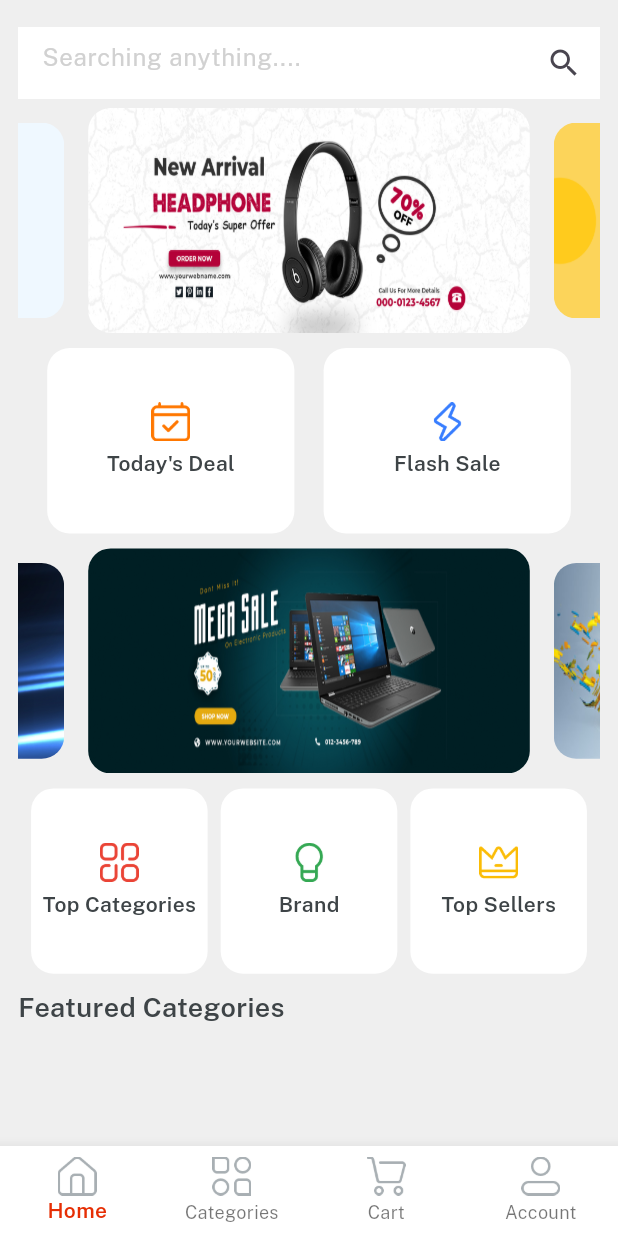
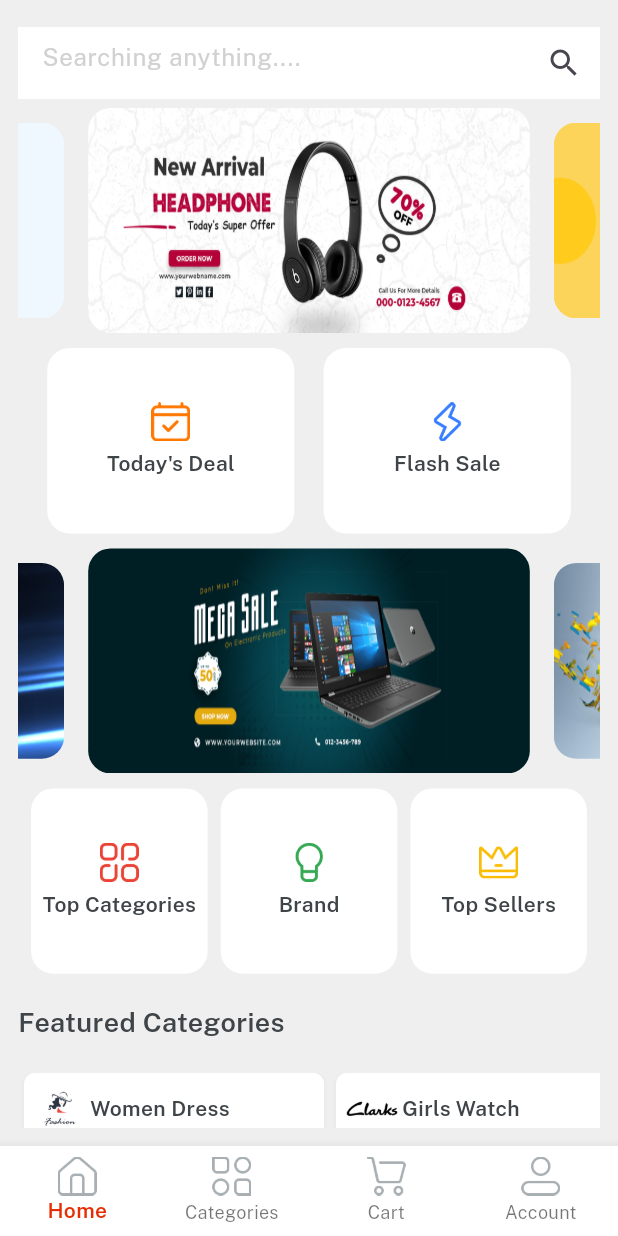
Before and after one commit to tranhoangkhai1506/ktech, a Flutter app: the Home screen opened directly, on a phone screen of 412 x 824 dp. Run offline on Flutter 3.47's test engine with Material 3 defaults, Android fonts, the phone set to English and light mode, and no system bars; drawn by our look-alikes of velocity_x; our stand-ins replace get.

Commit message:
add featured categories home screen

```diff
--- a/lib/consts/lists.dart
+++ b/lib/consts/lists.dart
@@ -1,4 +1,5 @@
 import 'package:ktechshop/consts/images.dart';
+import 'package:ktechshop/consts/strings.dart';
 
 const socialIconList = [
   icFacebookLogo,
@@ -8,3 +9,8 @@ const socialIconList = [
 
 const sliderList = [imgSlider1, imgSlider2, imgSlider3, imgSlider4];
 const secondSliderList = [imgSs1, imgSs2, imgSs3, imgSs4];
+const featuredImages1 = [imgS1, imgS2, imgS3];
+const featuredImages2 = [imgS4, imgS5, imgS6];
+
+const featuredTitles1 = [womenDress, girlsWatch];
+const featuredTitles2 = [boysGlass, mobiphone];
--- a/lib/consts/strings.dart
+++ b/lib/consts/strings.dart
@@ -19,4 +19,4 @@ const alreadyHaveAccount = "Already have an account? ";
 
 const home = "Home", categories = "Categories", cart = "Cart", account = "Account";
 
-const searching = "Searching anything....", todayDeal = "Today's Deal", flashsale = "Flash Sale", topSallers = "Top Sellers", brand = "Brand", topCategory = "Top Categories", featuredCategories = "Featured Categories";
+const searching = "Searching anything....", todayDeal = "Today's Deal", flashsale = "Flash Sale", topSallers = "Top Sellers", brand = "Brand", topCategory = "Top Categories", featuredCategories = "Featured Categories", womenDress = "Women Dress", girlsWatch = "Girls Watch", mobiphone = "Mobile Phone", boysGlass = "Boys Glass";
--- /dev/null
+++ b/lib/views/home_screen/components/feature_button.dart
@@ -0,0 +1,11 @@
+import 'package:flutter/material.dart';
+import 'package:ktechshop/consts/consts.dart';
+
+Widget featuredButton({String? title, icon}){
+  return Row(
+    children: [
+       Image.asset(icon, width: 40, fit: BoxFit.fill,),
+       title!.text.fontFamily(semibold).color(darkFontGrey).make()
+    ],).box.width(200).margin(const EdgeInsets.symmetric(horizontal: 4)).white.padding(const EdgeInsets.all(4)).roundedSM.outerShadowSm.make();
+
+}
--- a/lib/views/home_screen/home_screen.dart
+++ b/lib/views/home_screen/home_screen.dart
@@ -1,6 +1,7 @@
 import 'package:flutter/material.dart';
 import 'package:ktechshop/consts/consts.dart';
 import 'package:ktechshop/consts/lists.dart';
+import 'package:ktechshop/views/home_screen/components/feature_button.dart';
 import 'package:ktechshop/widgets_common/home_button.dart';
 
 
@@ -90,12 +91,25 @@ class HomeScreen extends StatelessWidget {
                   title: index == 0 ? topCategory : index == 1 ? brand : topSallers,
                 )),
               ),
-              10.heightBox,
+              20.heightBox,
               Align(
                 alignment: Alignment.centerLeft,
                 child: featuredCategories.text.color(darkFontGrey).size(18).fontFamily(semibold).make()),
 
-                ],
+              20.heightBox,
+                SingleChildScrollView(
+                  scrollDirection: Axis.horizontal,
+                  child: Row(
+                    children: List.generate(2, (index) => Column(
+                      children: [
+                        featuredButton(icon: featuredImages1[index], title: featuredTitles1[index]),
+                        10.heightBox,
+                        featuredButton(icon: featuredImages2[index], title: featuredTitles2[index]),
+                      ],
+                    )),
+                  ),
+                )
+              ],
               ),
             ),
           )
```
